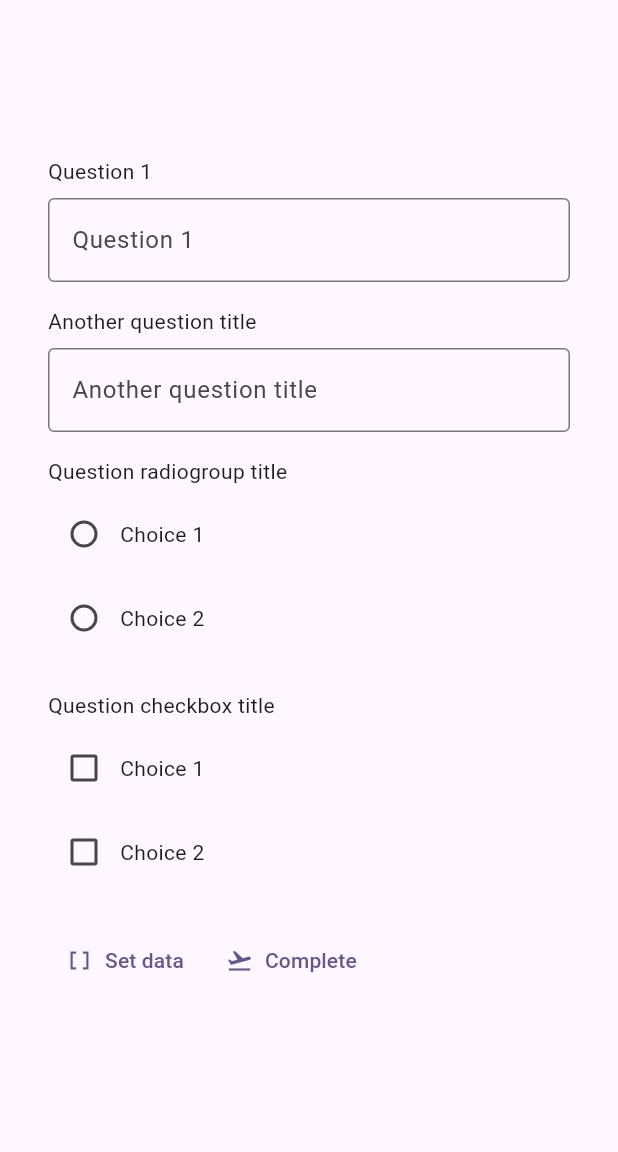
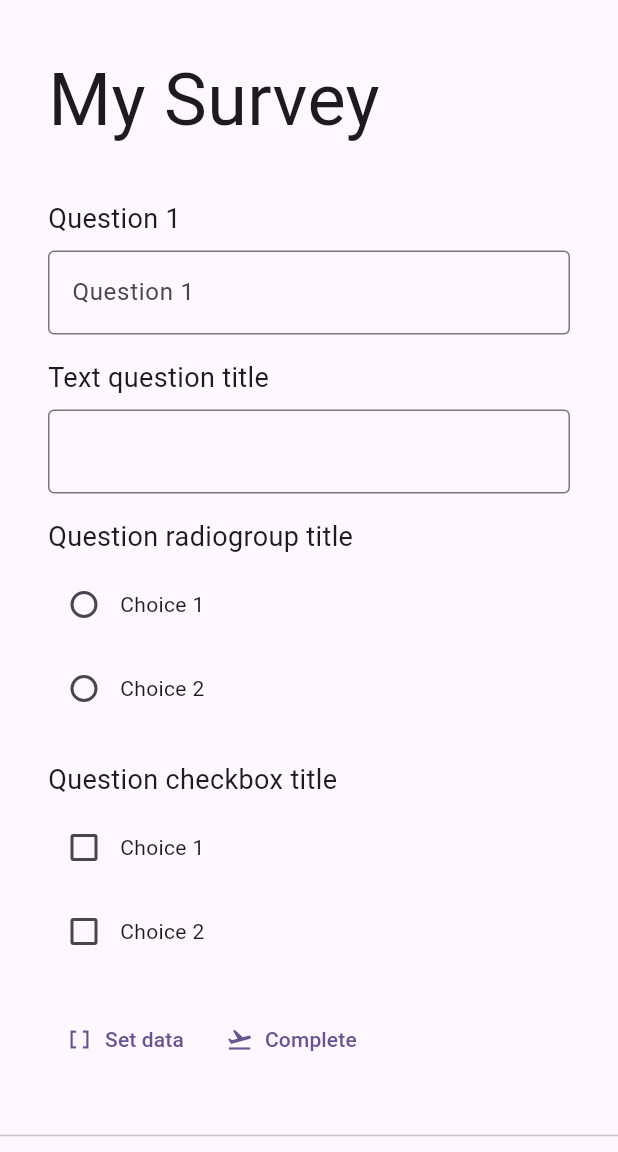
Before and after one commit to tsv2013/surveyjs-flutter-example, a Flutter app: the screen it shows after launch, on a phone screen of 412 x 824 dp, the part 84-1236 px from its top. Run offline on Flutter 3.47's test engine with Material 3 defaults, Android fonts, the phone set to English and light mode, and no system bars.

Commit message:
Added text question and survey title

```diff
--- a/assets/survey.json
+++ b/assets/survey.json
@@ -1,5 +1,5 @@
 {
-    "type": "survey",
+    "title": "My Survey",
     "elements": [
         {
             "type": "question",
@@ -7,9 +7,10 @@
             "title": "Question 1"
         },
         {
-            "type": "question",
+            "type": "text",
             "name": "question2",
-            "title": "Another question title"
+            "inputType": "date",
+            "title": "Text question title"
         },
         {
             "type": "radiogroup",
--- a/lib/main.dart
+++ b/lib/main.dart
@@ -7,6 +7,7 @@ import 'src/questions/item_value.dart';
 import 'src/questions/question_checkbox.dart';
 import 'src/questions/question_radiogroup.dart';
 import 'src/questions/question_select.dart';
+import 'src/questions/question_text.dart';
 import 'src/questions/question.dart';
 import 'src/survey.dart';
 import 'src/widget_factory.dart';
@@ -14,6 +15,7 @@ import 'src/widgets/checkbox.dart';
 import 'src/widgets/radiogroup.dart';
 import 'src/widgets/question.dart';
 import 'src/widgets/survey.dart';
+import 'src/widgets/text.dart';
 
 Future<Map> loadSurveyJson() async {
   return jsonDecode(await rootBundle.loadString('assets/survey.json'));
@@ -25,6 +27,7 @@ void main() {
   Metadata.registerObjectDescription(QuestionCheckbox.description);
   Metadata.registerObjectDescription(QuestionRadiogroup.description);
   Metadata.registerObjectDescription(Question.description);
+  Metadata.registerObjectDescription(QuestionText.description);
   Metadata.registerObjectDescription(Survey.description);
 
   ElementFactory.register('itemvalue', ItemValue.new);
@@ -32,10 +35,12 @@ void main() {
   ElementFactory.register('checkbox', QuestionCheckbox.new);
   ElementFactory.register('radiogroup', QuestionRadiogroup.new);
   ElementFactory.register('question', Question.new);
+  ElementFactory.register('text', QuestionText.new);
 
   WidgetFactory.register('question', QuestionWidget.new);
   WidgetFactory.register('checkbox', CheckboxWidget.new);
   WidgetFactory.register('radiogroup', RadioGroupWidget.new);
+  WidgetFactory.register('text', TextWidget.new);
 
   runApp(const MyApp());
 }
@@ -122,7 +127,7 @@ class _MyHomePageState extends State<MyHomePage> {
         // the App.build method, and use it to set our appbar title.
         title: Text(widget.title),
       ),
-      body: Center(
+      body: SingleChildScrollView(
         // Center is a layout widget. It takes a single child and positions it
         // in the middle of the parent.
         child: Column(
@@ -172,7 +177,8 @@ class _MyHomePageState extends State<MyHomePage> {
                 }
               },
               future: loadSurveyJson(),
-            )
+            ),
+            const Divider()
           ],
         ),
       ),
--- /dev/null
+++ b/lib/src/questions/question_text.dart
@@ -0,0 +1,52 @@
+import 'package:flutter/material.dart';
+
+import './question.dart';
+
+class QuestionText extends Question {
+  static final description = {
+    'type': 'text',
+    'properties': [
+      'inputType',
+      'renderAs',
+      'name',
+      'title',
+      'value',
+    ]
+  };
+  QuestionText([dynamic json, String? type])
+      : super(json, type ?? QuestionText.description['type'].toString());
+
+  dynamic get inputType {
+    return get('inputType');
+  }
+
+  set inputType(dynamic newValue) {
+    set('inputType', newValue);
+  }
+
+  @override
+  String get renderAs {
+    return super.renderAs;
+  }
+
+  getKeyboardType() {
+    switch (inputType?.toString()) {
+      case 'number':
+        return TextInputType.number;
+      case 'date':
+      case 'time':
+      case 'datetime-local':
+        return TextInputType.datetime;
+      case 'email':
+        return TextInputType.emailAddress;
+      case 'url':
+        return TextInputType.url;
+      case 'tel':
+        return TextInputType.phone;
+      // case 'password':
+      //   return TextInputType.visiblePassword;
+      default:
+        return TextInputType.text;
+    }
+  }
+}
--- a/lib/src/widgets/survey.dart
+++ b/lib/src/widgets/survey.dart
@@ -16,15 +16,28 @@ class SurveyWidget extends StatelessWidget {
           child: Column(children: [
             Padding(
                 padding: const EdgeInsets.fromLTRB(0, 0, 0, 8.0),
-                child: Row(children: [Text(element.title ?? '')])),
-            WidgetFactory.create(element.type, [element])
+                child: Row(children: [
+                  Text(
+                    element.title ?? '',
+                    style: const TextStyle(fontSize: 18),
+                  )
+                ])),
+            WidgetFactory.create(element.renderAs, [element])
           ]));
     }).toList();
-    return Padding(
-        padding: const EdgeInsets.all(32.0),
-        child: Column(children: [
-          ...elements,
-          Row(
+    List<Widget> content = [];
+    if (survey.title != null) {
+      content.add(Padding(
+          padding: const EdgeInsets.fromLTRB(0, 0, 0, 32.0),
+          child: Row(children: [
+            Text(
+              survey.title ?? '',
+              style: const TextStyle(fontSize: 48),
+            )
+          ])));
+    }
+    content.addAll(elements);
+    content.add(Row(
       children: [
         TextButton.icon(
           onPressed: () {
@@ -44,7 +57,8 @@ class SurveyWidget extends StatelessWidget {
           iconAlignment: IconAlignment.start,
         )
       ],
-          )
-        ]));
+    ));
+    return Padding(
+        padding: const EdgeInsets.all(32.0), child: Column(children: content));
   }
 }
--- /dev/null
+++ b/lib/src/widgets/text.dart
@@ -0,0 +1,33 @@
+import 'dart:async';
+import 'package:flutter/material.dart';
+import '../questions/question_text.dart';
+
+class TextWidget extends StatelessWidget {
+  final QuestionText question;
+  const TextWidget(this.question, {super.key});
+
+  // This widget is the root of your application.
+  @override
+  Widget build(BuildContext context) {
+    return Column(
+      children: [
+        StreamBuilder(
+            stream:
+                (question.getChangesStream('value') as StreamController).stream,
+            initialData: question.value,
+            builder: (BuildContext context, AsyncSnapshot snapshot) {
+              var controller = TextEditingController();
+              controller.text =
+                  question.value != null ? question.value.toString() : "";
+              return TextFormField(
+                  keyboardType: question.getKeyboardType(),
+                  controller: controller,
+                  onChanged: (value) => question.value = value,
+                  decoration: const InputDecoration(
+                      // labelText: question.title ?? '',
+                      border: OutlineInputBorder()));
+            })
+      ],
+    );
+  }
+}
```
Lines whose indentation alone changed are shown as unchanged.
